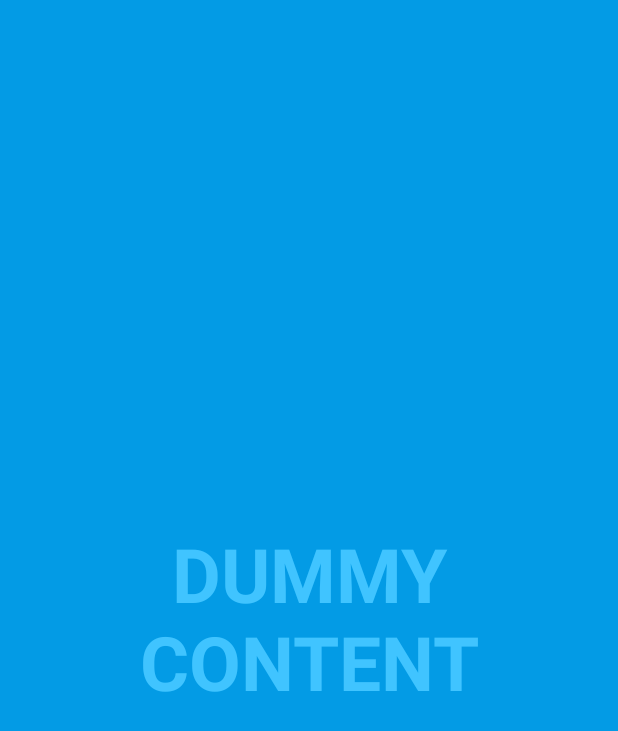
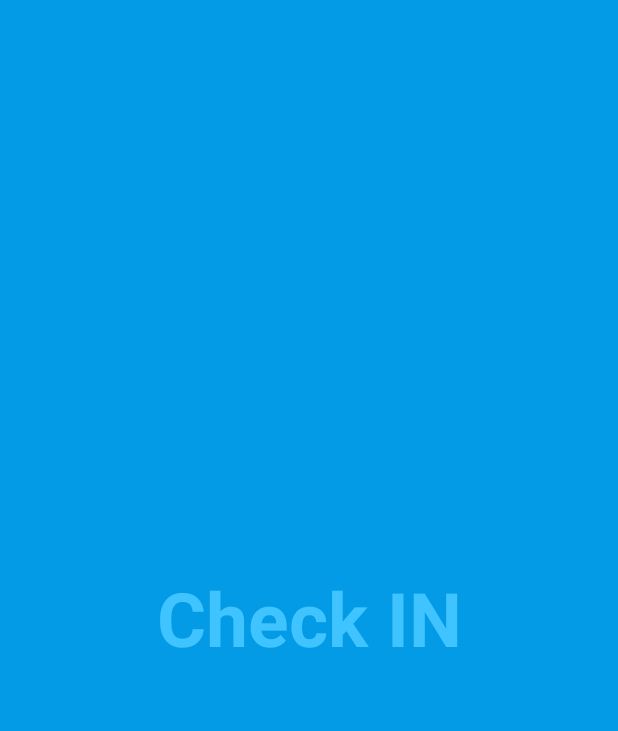
Before and after one commit to paipeng/checkin-android, an Android app: the SplashActivity screen opened directly, with no data from a screen before it, on a phone screen of 412 x 824 dp. Shown: the top 731 px of the screen. Run offline under Robolectric (Android 15) with nearby library versions, the light colour scheme and no system bars; 1 statement that could not run was skipped.

Commit message:
update icon image

```diff
--- a/app/src/main/res/values/strings.xml
+++ b/app/src/main/res/values/strings.xml
@@ -27,7 +27,7 @@
     <string name="attachment_summary_off">Only download attachments when manually requested</string>
     <string name="title_activity_splash">SplashActivity</string>
     <string name="dummy_button">Dummy Button</string>
-    <string name="dummy_content">DUMMY\nCONTENT</string>
+    <string name="dummy_content">Check IN</string>
     <string name="title_activity_about">AboutActivity</string>
     <string name="title_activity_license">LicenseActivity</string>
     <string name="title_activity_task">TaskActivity</string>
```
Also changed, not shown: app/src/main/res/mipmap-mdpi/ic_launcher.png, app/src/main/res/mipmap-xhdpi/ic_launcher.png, app/src/main/res/mipmap-xxhdpi/ic_launcher.png, app/src/main/res/mipmap-xxxhdpi/ic_launcher.png.
